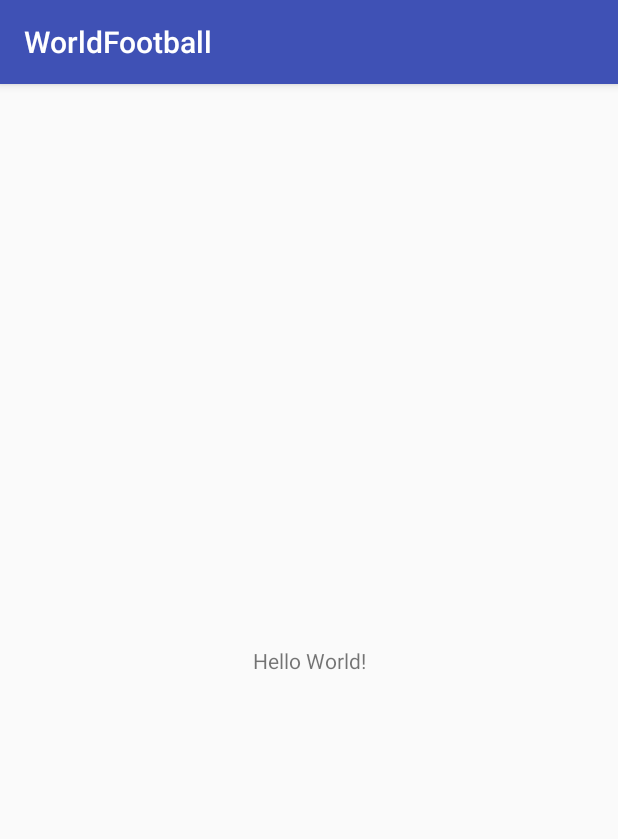
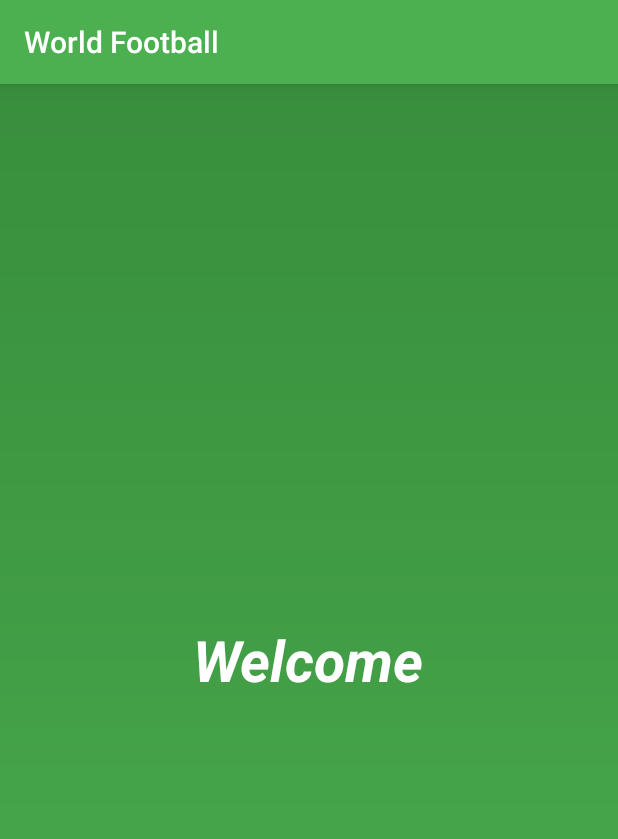
Before and after one commit to VVoev/WorldFootball, an Android app: the screen it shows after launch (MainActivity), on a phone screen of 412 x 824 dp. Shown: the top 839 px of the screen. Run offline under Robolectric (Android 15) with nearby library versions, the phone set to English and light mode, and no system bars.

Commit message:
added some fragments and etc

```diff
--- a/app/build.gradle
+++ b/app/build.gradle
@@ -5,7 +5,7 @@ android {
     buildToolsVersion "26.0.1"
     defaultConfig {
         applicationId "me.worldfootball"
-        minSdkVersion 19
+        minSdkVersion 16
         targetSdkVersion 26
         versionCode 1
         versionName "1.0"
--- a/app/src/main/AndroidManifest.xml
+++ b/app/src/main/AndroidManifest.xml
@@ -9,7 +9,7 @@
         android:roundIcon="@mipmap/ic_launcher_round"
         android:supportsRtl="true"
         android:theme="@style/AppTheme" >
-        <activity android:name=".MainActivity" >
+        <activity android:name=".activities.MainActivity" >
             <intent-filter>
                 <action android:name="android.intent.action.MAIN" />
 
--- /dev/null
+++ b/app/src/main/java/me/worldfootball/activities/MainActivity.java
@@ -0,0 +1,35 @@
+package me.worldfootball.activities;
+
+import android.app.FragmentManager;
+import android.support.v7.app.AppCompatActivity;
+import android.os.Bundle;
+
+import me.worldfootball.R;
+import me.worldfootball.fragments.SplashscreenFragment;
+
+public class MainActivity extends AppCompatActivity {
+
+    private FragmentManager mFragmentManager;
+
+    @Override
+    protected void onCreate(Bundle savedInstanceState) {
+        super.onCreate(savedInstanceState);
+        setContentView(R.layout.activity_main);
+        setupUI();
+        if (mFragmentManager == null) mFragmentManager = getFragmentManager();
+
+        mFragmentManager.beginTransaction()
+                .replace(R.id.main_container, SplashscreenFragment.getInstance(null))
+                .commit();
+    }
+
+    private void setupUI() {
+
+    }
+
+    @Override
+    protected void onDestroy() {
+        super.onDestroy();
+        if (mFragmentManager != null) mFragmentManager = null;
+    }
+}
--- /dev/null
+++ b/app/src/main/java/me/worldfootball/fragments/SplashscreenFragment.java
@@ -0,0 +1,31 @@
+package me.worldfootball.fragments;
+
+import android.app.Fragment;
+import android.os.Bundle;
+import android.support.annotation.Nullable;
+import android.view.LayoutInflater;
+import android.view.View;
+import android.view.ViewGroup;
+
+import me.worldfootball.R;
+
+public class SplashscreenFragment extends Fragment {
+
+    public static SplashscreenFragment getInstance(Bundle data) {
+        SplashscreenFragment fragment = new SplashscreenFragment();
+        fragment.setArguments(data != null ? data : new Bundle());
+        return fragment;
+    }
+
+    @Nullable
+    @Override
+    public View onCreateView(LayoutInflater inflater, ViewGroup container, Bundle savedInstanceState) {
+        View view = inflater.inflate(R.layout.fragment_splashscreen, null);
+        setupUI(view);
+        return view;
+    }
+
+    private void setupUI(View view) {
+
+    }
+}
--- /dev/null
+++ b/app/src/main/res/drawable/gradient_splashscreen.xml
@@ -0,0 +1,7 @@
+<?xml version="1.0" encoding="utf-8"?>
+<shape xmlns:android="http://schemas.android.com/apk/res/android">
+    <gradient
+        android:startColor="@color/primary"
+        android:endColor="@color/primary_dark"
+        android:angle="90"/>
+</shape>
--- a/app/src/main/res/layout/activity_main.xml
+++ b/app/src/main/res/layout/activity_main.xml
@@ -1,19 +1,14 @@
 <?xml version="1.0" encoding="utf-8"?>
-<android.support.constraint.ConstraintLayout
+<LinearLayout
     xmlns:android="http://schemas.android.com/apk/res/android"
-    xmlns:tools="http://schemas.android.com/tools"
-    xmlns:app="http://schemas.android.com/apk/res-auto"
     android:layout_width="match_parent"
     android:layout_height="match_parent"
-    tools:context="me.worldfootball.MainActivity">
+    xmlns:tools="http://schemas.android.com/tools"
+    android:orientation="vertical"
+    tools:context=".activities.MainActivity">
 
-    <TextView
-        android:layout_width="wrap_content"
-        android:layout_height="wrap_content"
-        android:text="Hello World!"
-        app:layout_constraintBottom_toBottomOf="parent"
-        app:layout_constraintLeft_toLeftOf="parent"
-        app:layout_constraintRight_toRightOf="parent"
-        app:layout_constraintTop_toTopOf="parent" />
-
-</android.support.constraint.ConstraintLayout>
+    <FrameLayout
+        android:id="@+id/main_container"
+        android:layout_width="match_parent"
+        android:layout_height="match_parent"/>
+</LinearLayout>
--- /dev/null
+++ b/app/src/main/res/layout/fragment_splashscreen.xml
@@ -0,0 +1,25 @@
+<?xml version="1.0" encoding="utf-8"?>
+<LinearLayout
+    xmlns:android="http://schemas.android.com/apk/res/android"
+    android:layout_width="match_parent"
+    android:layout_height="match_parent"
+    android:orientation="vertical"
+    android:background="@drawable/gradient_splashscreen"
+    android:gravity="center">
+
+    <TextView
+        android:layout_width="wrap_content"
+        android:layout_height="wrap_content"
+        android:gravity="center"
+        android:text="@string/splashscreen_title"
+        android:textColor="@color/splashscreen_title"
+        android:textStyle="bold|italic"
+        android:textSize="@dimen/splashscreen_title_size"/>
+    <ProgressBar
+        android:layout_marginTop="10dp"
+        android:layout_width="@dimen/splashscreen_progressbar_size"
+        android:layout_height="@dimen/splashscreen_progressbar_size"
+        android:indeterminate="true"
+        android:visibility="gone"/>
+
+</LinearLayout>
--- a/app/src/main/res/values/colors.xml
+++ b/app/src/main/res/values/colors.xml
@@ -1,6 +1,9 @@
 <?xml version="1.0" encoding="utf-8"?>
 <resources>
-    <color name="colorPrimary">#3F51B5</color>
-    <color name="colorPrimaryDark">#303F9F</color>
-    <color name="colorAccent">#FF4081</color>
+    <color name="primary">#4CAF50</color>
+    <color name="primary_dark">#388E3C</color>
+    <color name="accent">#69F0AE</color>
+    <color name="window_background">#E8F5E9</color>
+
+    <color name="splashscreen_title">#FFF</color>
 </resources>
--- /dev/null
+++ b/app/src/main/res/values/dimen.xml
@@ -0,0 +1,5 @@
+<?xml version="1.0" encoding="utf-8"?>
+<resources>
+    <dimen name="splashscreen_title_size">38sp</dimen>
+    <dimen name="splashscreen_progressbar_size">40dp</dimen>
+</resources>
--- a/app/src/main/res/values/strings.xml
+++ b/app/src/main/res/values/strings.xml
@@ -1,3 +1,4 @@
 <resources>
-    <string name="app_name">WorldFootball</string>
+    <string name="app_name">World Football</string>
+    <string name="splashscreen_title">Welcome</string>
 </resources>
--- a/app/src/main/res/values/styles.xml
+++ b/app/src/main/res/values/styles.xml
@@ -3,9 +3,27 @@
     <!-- Base application theme. -->
     <style name="AppTheme" parent="Theme.AppCompat.Light.DarkActionBar">
         <!-- Customize your theme here. -->
-        <item name="colorPrimary">@color/colorPrimary</item>
-        <item name="colorPrimaryDark">@color/colorPrimaryDark</item>
-        <item name="colorAccent">@color/colorAccent</item>
+        <item name="colorPrimary">@color/primary</item>
+        <item name="colorPrimaryDark">@color/primary_dark</item>
+        <item name="colorAccent">@color/accent</item>
+        <item name="android:windowBackground">@color/window_background</item>
+    </style>
+
+    <style name="AppTheme.NoActionBar">
+        <item name="windowActionBar">false</item>
+        <item name="windowNoTitle">true</item>
+    </style>
+
+    <style name="AppTheme1" parent="Theme.AppCompat.NoActionBar">
+        <item name="colorPrimary">@color/primary</item>
+        <item name="colorPrimaryDark">@color/primary_dark</item>
+        <item name="colorAccent">@color/accent</item>
+        <item name="android:windowBackground">@color/window_background</item>
+    </style>
+
+    <style name="AppTheme.NoActionBar1">
+        <item name="windowActionBar">false</item>
+        <item name="windowNoTitle">true</item>
     </style>
 
 </resources>
```
Also changed, not shown: app/src/main/java/me/worldfootball/MainActivity.java (deleted, +0 -13 lines), 2 other files.
